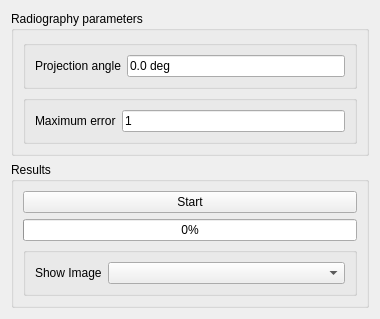
Before: the Qt Designer form freecad/xray/resources/ui/TaskPanel_xrayRadiography.ui in sanguinariojoe/freecad.xray, drawn with Qt 5.
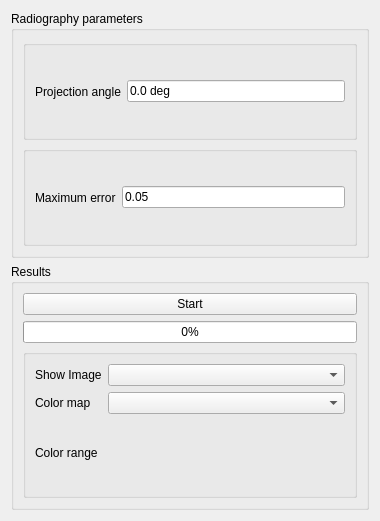
After: the same form once the commit is applied.

```diff
--- a/freecad/xray/resources/ui/TaskPanel_xrayRadiography.ui
+++ b/freecad/xray/resources/ui/TaskPanel_xrayRadiography.ui
@@ -7,7 +7,7 @@
     <x>0</x>
     <y>0</y>
     <width>380</width>
-    <height>319</height>
+    <height>521</height>
    </rect>
   </property>
   <property name="sizePolicy">
@@ -89,7 +89,7 @@
          <item>
           <widget class="QLineEdit" name="max_error">
            <property name="text">
-            <string notr="true">1</string>
+            <string notr="true">0.05</string>
            </property>
            <property name="unit" stdset="0">
             <string notr="true"/>
@@ -130,15 +130,18 @@
         <property name="flat">
          <bool>true</bool>
         </property>
-        <layout class="QHBoxLayout" name="horizontalLayout">
-         <item>
+        <layout class="QGridLayout" name="gridLayout_4">
+         <item row="3" column="1">
+          <widget class="QComboBox" name="cmap"/>
+         </item>
+         <item row="2" column="0">
           <widget class="QLabel" name="image_label">
            <property name="text">
             <string>Show Image</string>
            </property>
           </widget>
          </item>
-         <item>
+         <item row="2" column="1">
           <widget class="QComboBox" name="image">
            <property name="sizePolicy">
             <sizepolicy hsizetype="Expanding" vsizetype="Fixed">
@@ -148,6 +151,20 @@
            </property>
           </widget>
          </item>
+         <item row="3" column="0">
+          <widget class="QLabel" name="cmap_label">
+           <property name="text">
+            <string>Color map</string>
+           </property>
+          </widget>
+         </item>
+         <item row="4" column="0">
+          <widget class="QLabel" name="crange_label">
+           <property name="text">
+            <string>Color range</string>
+           </property>
+          </widget>
+         </item>
         </layout>
        </widget>
       </item>
```
Left out of the diff: 16 changed lines with no effect on the pictures.
